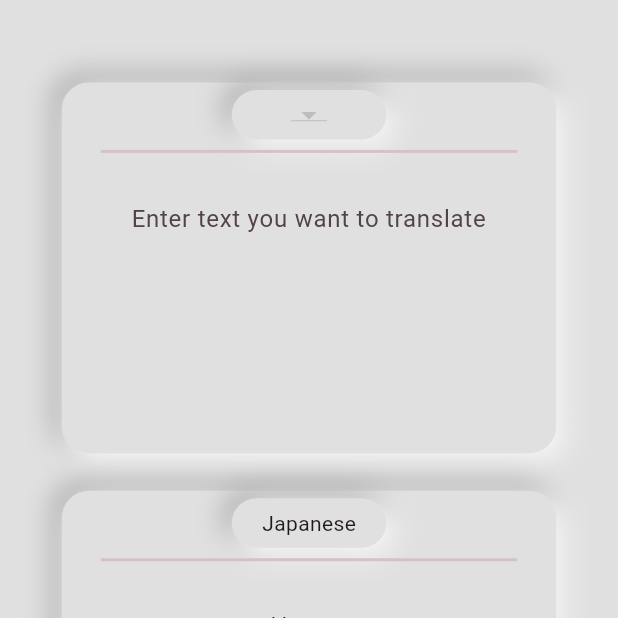
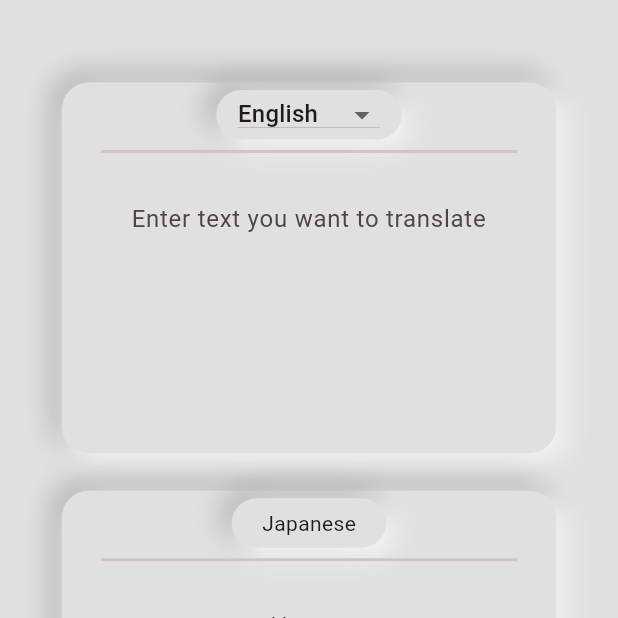
Before and after one commit to Schoenabatic/translator-app, a Flutter app: the screen it shows after launch, on a phone screen of 412 x 824 dp, the top half of it. Run offline on Flutter 3.47's test engine with Material 2 defaults, Android fonts, the phone set to English and light mode, and no system bars; our stand-ins replace flutter_inset_box_shadow; Roboto replaces fonts that are missing (SFUI).

Commit message:
started to add the dropdown list now just need to add some more values and make it functional

```diff
--- a/lib/pages/home_page.dart
+++ b/lib/pages/home_page.dart
@@ -35,7 +35,9 @@ class _HomePageState extends State<HomePage> {
                     borderRadius: BorderRadius.circular(18),
                     boxShadow: neumorphism_effect,
                   ),
-                  child: const Center(child: Icon(Icons.home)),
+                  child: const Center(
+                    child: Icon(Icons.home),
+                  ),
                 ),
               ),
               SizedBox(
@@ -50,7 +52,9 @@ class _HomePageState extends State<HomePage> {
                     borderRadius: BorderRadius.circular(18),
                     boxShadow: neumorphism_effect,
                   ),
-                  child: const Center(child: Icon(Icons.mic)),
+                  child: const Center(
+                    child: Icon(Icons.mic),
+                  ),
                 ),
               ),
               SizedBox(
@@ -65,7 +69,9 @@ class _HomePageState extends State<HomePage> {
                     borderRadius: BorderRadius.circular(18),
                     boxShadow: neumorphism_effect,
                   ),
-                  child: const Center(child: Icon(Icons.settings)),
+                  child: const Center(
+                    child: Icon(Icons.settings),
+                  ),
                 ),
               ),
             ],
@@ -88,22 +94,34 @@ class _HomePageState extends State<HomePage> {
                 children: [
                   const SizedBox(height: 5),
                   GestureDetector(
-                    onTap: () => setState(() => isElevated = !isElevated),
+                    onTap: () => setState(
+                      () => isElevated = !isElevated,
+                    ),
                     child: AnimatedContainer(
                       duration: const Duration(milliseconds: 200),
                       height: MediaQuery.of(context).size.height * 0.04,
-                      width: MediaQuery.of(context).size.width * 0.25,
+                      width: MediaQuery.of(context).size.width * 0.3,
                       decoration: BoxDecoration(
                         color: Colors.grey[300],
                         borderRadius: BorderRadius.circular(18),
                         boxShadow: isElevated ? neumorphism_effect : null,
                       ),
                       child: Center(
-                          child: DropdownButton(
-                        value: 'English',
-                        items: [],
-                        onChanged: (value) {},
-                      )),
+                        child: DropdownButton(
+                          value: 1,
+                          items: [
+                            DropdownMenuItem(
+                              child: Text('English'),
+                              value: 1,
+                            ),
+                            DropdownMenuItem(
+                              child: Text('Japanese'),
+                              value: 2,
+                            ),
+                          ],
+                          onChanged: (value) {},
+                        ),
+                      ),
                     ),
                   ),
                   const Padding(
@@ -116,12 +134,14 @@ class _HomePageState extends State<HomePage> {
                   SizedBox(
                     height: MediaQuery.of(context).size.height * 0.2,
                     width: MediaQuery.of(context).size.width * 0.65,
-                    child: TextField(
+                    child: const TextField(
                       keyboardType: TextInputType.multiline,
                       maxLines: null,
                       textAlignVertical: TextAlignVertical.top,
                       textAlign: TextAlign.center,
-                      decoration: InputDecoration.collapsed(hintText: 'Enter text you want to translate'),
+                      decoration: InputDecoration.collapsed(
+                        hintText: 'Enter text you want to translate',
+                      ),
                     ),
                   ),
                 ],
@@ -140,11 +160,13 @@ class _HomePageState extends State<HomePage> {
                     child: Container(
                       height: MediaQuery.of(context).size.height * 0.04,
                       width: MediaQuery.of(context).size.width * 0.25,
-                      child: Center(child: Text('Japanese')),
                       decoration: BoxDecoration(
                           color: Colors.grey[300],
                           borderRadius: BorderRadius.circular(18),
                           boxShadow: neumorphism_effect),
+                      child: const Center(
+                        child: Text('Japanese'),
+                      ),
                     ),
                   ),
                   const Padding(
```
